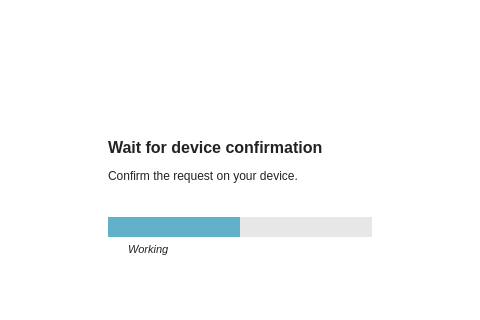
Qt form src/MainWindow.ui (mooltipass/moolticute) before a commit; both pictures show x 174 to 654 and y 104 to 424 of the 822 by 553 pixel window.
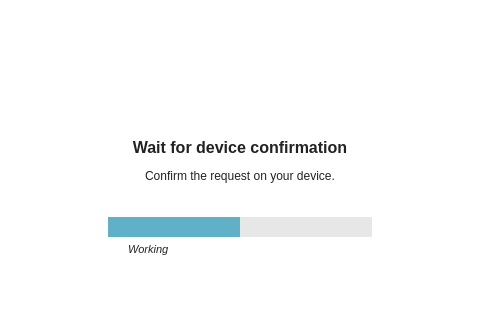
The same form after that commit. The open tabs and pages were chosen to show the change. Icons and pictures are not drawn. Custom widgets are drawn as their Qt base class.

Commit message: Center waiting page texts.

Diff of the .ui file:
```diff
--- a/src/MainWindow.ui
+++ b/src/MainWindow.ui
@@ -1629,6 +1629,9 @@
             <property name="text">
              <string>&lt;html&gt;&lt;head/&gt;&lt;body&gt;&lt;p&gt;&lt;span style=&quot; font-size:12pt; font-weight:600;&quot;&gt;Wait for device confirmation&lt;/span&gt;&lt;/p&gt;&lt;p&gt;Confirm the request on your device.&lt;/p&gt;&lt;/body&gt;&lt;/html&gt;</string>
             </property>
+            <property name="alignment">
+             <set>Qt::AlignCenter</set>
+            </property>
            </widget>
           </item>
           <item>
```
